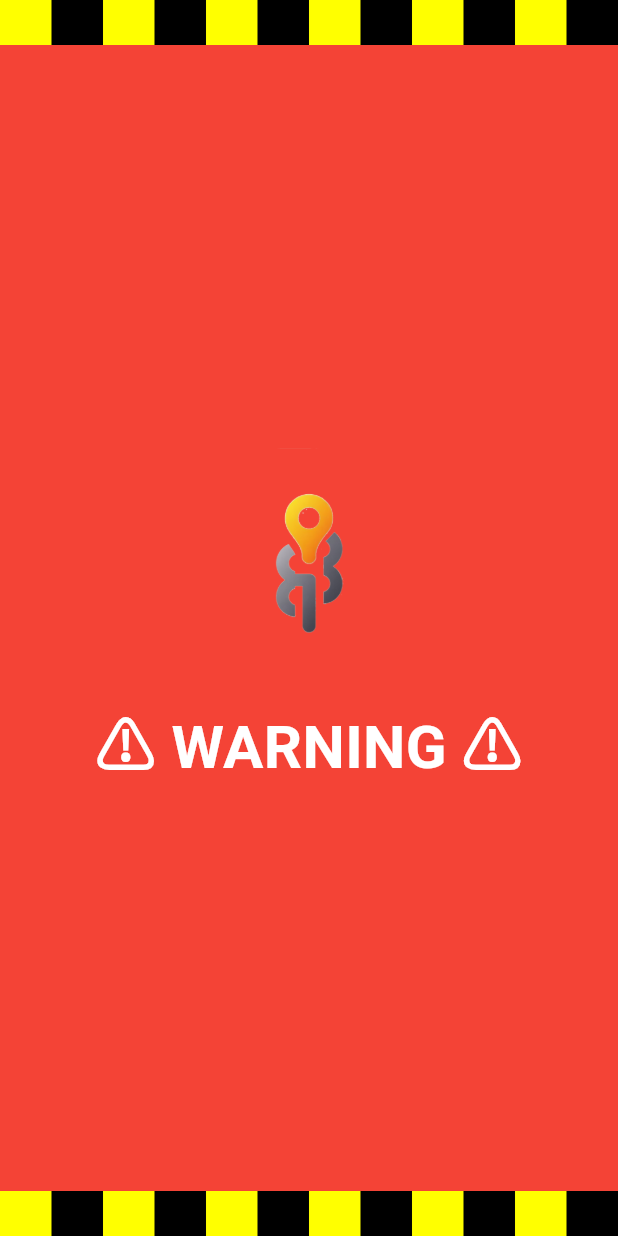
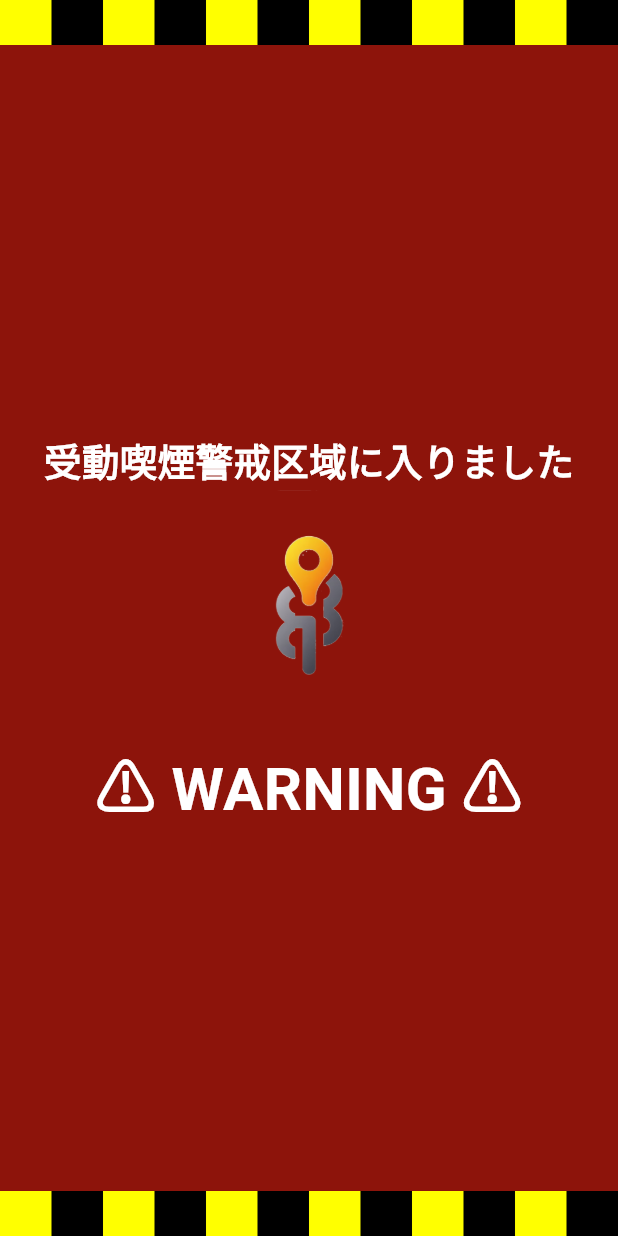
Before and after one commit to RiTa-23/MokumokuHazard, a Flutter app: the AlertPage screen opened directly, on a phone screen of 412 x 824 dp. Run offline on Flutter 3.47's test engine with Material 3 defaults, Android fonts, the phone set to English and light mode, and no system bars; our stand-ins replace audioplayers, cloud_firestore, firebase_auth, firebase_core, flutter_compass, geolocator and 2 more; accounts and stored records are empty.

Commit message:
fix:UIの修正

```diff
--- a/lib/alert_page.dart
+++ b/lib/alert_page.dart
@@ -50,7 +50,7 @@ class _AlertPageState extends State<AlertPage> {
   @override
   Widget build(BuildContext context) {
     return Scaffold(
-      backgroundColor: Colors.red,
+      backgroundColor: const Color.fromARGB(251, 139, 16, 7),
       body: Column(
         children: [
           _buildTigerTapeLine(), // 上部の虎テープ
@@ -59,6 +59,15 @@ class _AlertPageState extends State<AlertPage> {
               child: Column(
                 mainAxisAlignment: MainAxisAlignment.center,
                 children: [
+                  SizedBox(height: 20),
+                  Text(
+                    '受動喫煙警戒区域に入りました',
+                    style: TextStyle(
+                      fontSize: 25,
+                      fontWeight: FontWeight.bold,
+                      color: Colors.white,
+                    ),
+                  ),
                   Image.asset(
                     'assets/logo.png', // ロゴのパス
                     width: 150,
```
